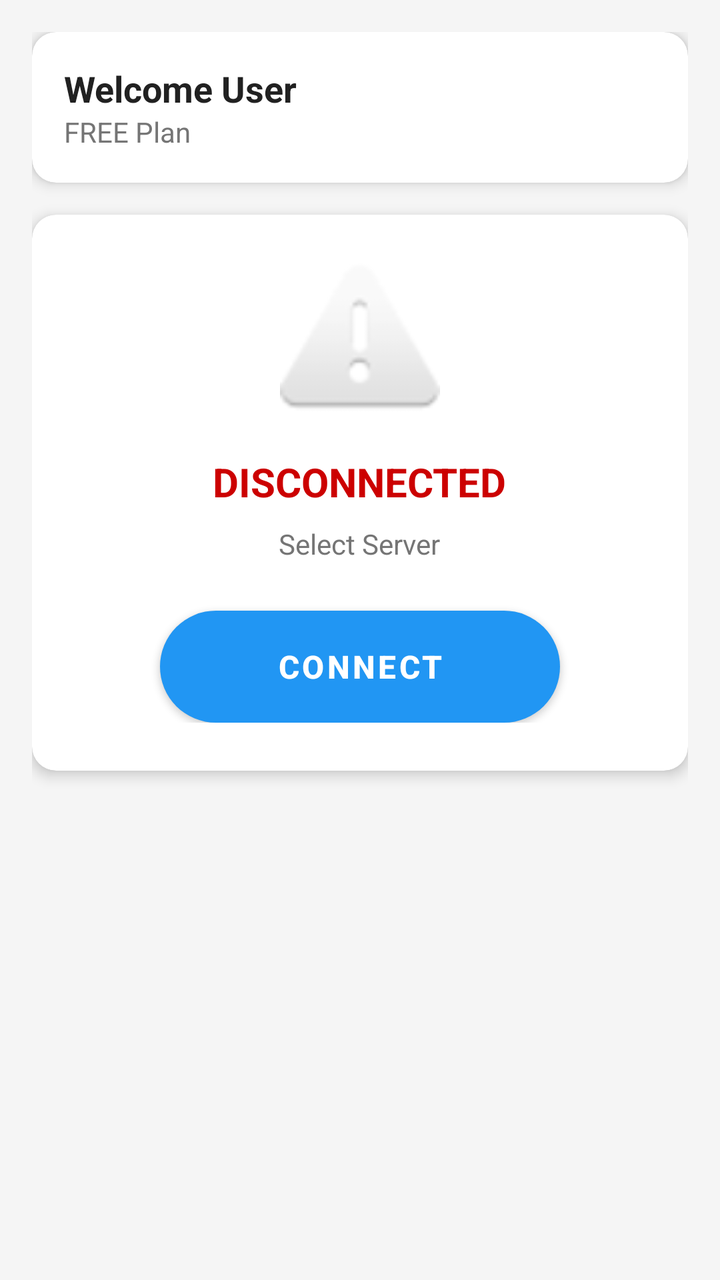
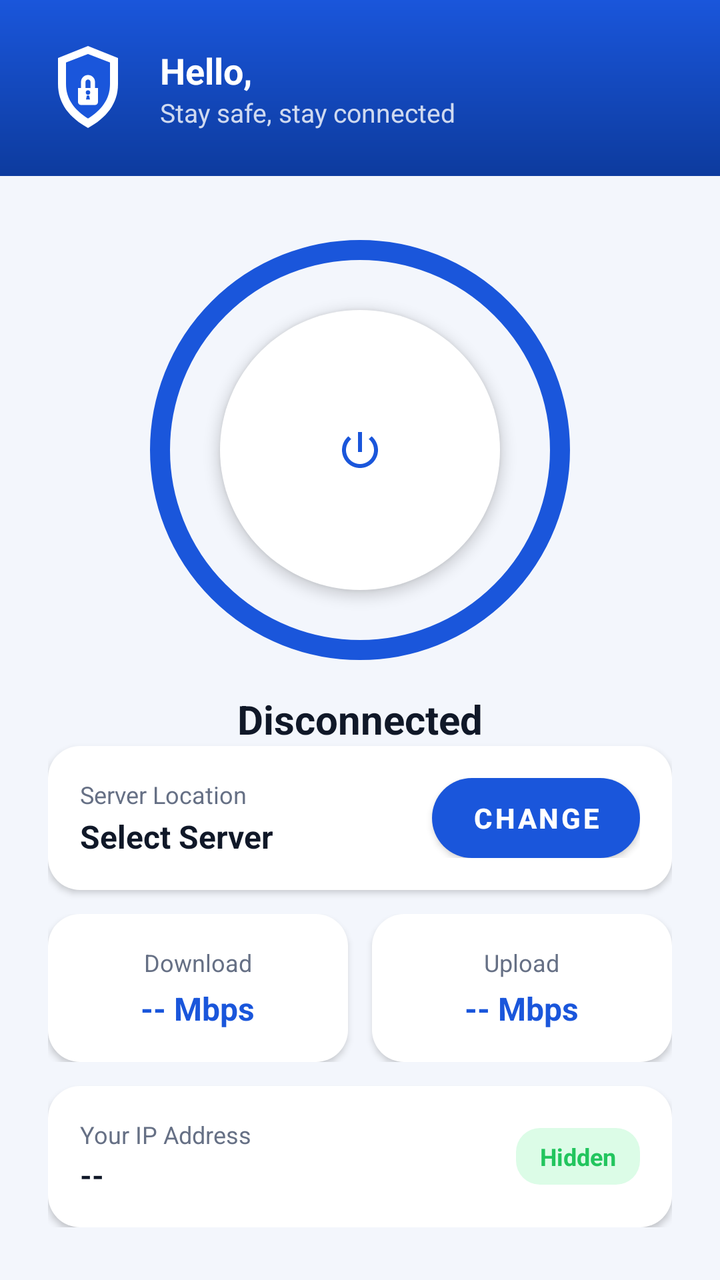

An Android layout rendered at two revisions. The XML below is the earlier revision; the diff shows what the commit changed to produce the second picture.
<!-- AndroidManifest.xml: application theme AppTheme -->
<!-- res/layout/fragment_home.xml -->
<?xml version="1.0" encoding="utf-8"?>
<FrameLayout xmlns:android="http://schemas.android.com/apk/res/android"
    xmlns:app="http://schemas.android.com/apk/res-auto"
    android:layout_width="match_parent"
    android:layout_height="match_parent"
    android:background="@color/background">

    <ScrollView
        android:id="@+id/main_content"
        android:layout_width="match_parent"
        android:layout_height="match_parent">

        <LinearLayout
            android:layout_width="match_parent"
            android:layout_height="wrap_content"
            android:orientation="vertical"
            android:padding="16dp">

            
            <androidx.cardview.widget.CardView
                android:layout_width="match_parent"
                android:layout_height="wrap_content"
                android:layout_marginBottom="16dp"
                app:cardCornerRadius="12dp"
                app:cardElevation="4dp">

                <LinearLayout
                    android:layout_width="match_parent"
                    android:layout_height="wrap_content"
                    android:orientation="vertical"
                    android:padding="16dp">

                    <TextView
                        android:id="@+id/tv_user_name"
                        android:layout_width="wrap_content"
                        android:layout_height="wrap_content"
                        android:text="Welcome User"
                        android:textSize="18sp"
                        android:textStyle="bold"
                        android:textColor="@color/text_primary" />

                    <TextView
                        android:id="@+id/tv_user_plan"
                        android:layout_width="wrap_content"
                        android:layout_height="wrap_content"
                        android:text="FREE Plan"
                        android:textSize="14sp"
                        android:textColor="@color/text_secondary" />

                </LinearLayout>

            </androidx.cardview.widget.CardView>

            
            <androidx.cardview.widget.CardView
                android:layout_width="match_parent"
                android:layout_height="wrap_content"
                android:layout_marginBottom="16dp"
                app:cardCornerRadius="12dp"
                app:cardElevation="4dp">

                <LinearLayout
                    android:id="@+id/connection_status_layout"
                    android:layout_width="match_parent"
                    android:layout_height="wrap_content"
                    android:orientation="vertical"
                    android:padding="24dp"
                    android:gravity="center">

                    
                    <FrameLayout
                        android:id="@+id/loading_container"
                        android:layout_width="120dp"
                        android:layout_height="120dp"
                        android:layout_marginBottom="16dp"
                        android:visibility="gone">

                        <ImageView
                            android:id="@+id/iv_loading_animation"
                            android:layout_width="match_parent"
                            android:layout_height="match_parent"
                            android:src="@drawable/loading_vpn_animation"
                            android:contentDescription="@string/loading_connection" />

                    </FrameLayout>

                    
                    <ImageView
                        android:id="@+id/iv_connection_icon"
                        android:layout_width="80dp"
                        android:layout_height="80dp"
                        android:src="@android:drawable/ic_dialog_alert"
                        android:layout_marginBottom="16dp" />

                    <TextView
                        android:id="@+id/tv_connection_status"
                        android:layout_width="wrap_content"
                        android:layout_height="wrap_content"
                        android:text="DISCONNECTED"
                        android:textSize="20sp"
                        android:textStyle="bold"
                        android:textColor="@android:color/holo_red_dark"
                        android:layout_marginBottom="8dp" />

                    <TextView
                        android:id="@+id/tv_current_server"
                        android:layout_width="wrap_content"
                        android:layout_height="wrap_content"
                        android:text="Select Server"
                        android:textSize="14sp"
                        android:textColor="@color/text_secondary"
                        android:layout_marginBottom="24dp" />

                    <Button
                        android:id="@+id/btn_connect"
                        android:layout_width="200dp"
                        android:layout_height="56dp"
                        android:text="CONNECT"
                        android:textSize="16sp"
                        android:textStyle="bold"
                        android:background="@drawable/button_connect"
                        android:textColor="@color/white" />

                </LinearLayout>

            </androidx.cardview.widget.CardView>

        </LinearLayout>

    </ScrollView>

    
    <include
        android:id="@+id/offline_layout"
        layout="@layout/layout_offline_state"
        android:layout_width="match_parent"
        android:layout_height="match_parent"
        android:visibility="gone" />

</FrameLayout>
<!-- res/layout/layout_offline_state.xml (included above) -->
<?xml version="1.0" encoding="utf-8"?>
<LinearLayout xmlns:android="http://schemas.android.com/apk/res/android"
    android:layout_width="match_parent"
    android:layout_height="match_parent"
    android:orientation="vertical"
    android:gravity="center"
    android:padding="32dp"
    android:background="@color/background">

    
    <ImageView
        android:layout_width="120dp"
        android:layout_height="120dp"
        android:src="@drawable/ic_wifi_off"
        android:tint="@color/text_secondary"
        android:alpha="0.6"
        android:layout_marginBottom="24dp"
        android:contentDescription="@string/no_internet" />

    
    <TextView
        android:layout_width="wrap_content"
        android:layout_height="wrap_content"
        android:text="@string/no_internet_connection"
        android:textSize="24sp"
        android:textStyle="bold"
        android:textColor="@color/text_primary"
        android:gravity="center"
        android:layout_marginBottom="12dp" />

    
    <TextView
        android:layout_width="match_parent"
        android:layout_height="wrap_content"
        android:text="@string/offline_message"
        android:textSize="16sp"
        android:textColor="@color/text_secondary"
        android:gravity="center"
        android:lineSpacingExtra="4dp"
        android:layout_marginBottom="32dp" />

    
    <Button
        android:id="@+id/btn_retry"
        android:layout_width="wrap_content"
        android:layout_height="48dp"
        android:text="@string/retry"
        android:textSize="16sp"
        android:textStyle="bold"
        android:background="@drawable/button_primary"
        android:textColor="@color/white"
        android:paddingHorizontal="32dp"
        android:drawableStart="@drawable/ic_refresh"
        android:drawablePadding="8dp" />

</LinearLayout>
<!-- resources referenced by this layout -->
<resources>
  <!-- drawable button_connect (drawable) -->
  <?xml version="1.0" encoding="utf-8"?>
  <selector xmlns:android="http://schemas.android.com/apk/res/android">
      
      <item android:state_pressed="true">
          <shape android:shape="rectangle">
              <solid android:color="@color/primary_dark" />
              <corners android:radius="28dp" />
          </shape>
      </item>
      
      <item>
          <shape android:shape="rectangle">
              <solid android:color="@color/status_connected" />
              <corners android:radius="28dp" />
          </shape>
      </item>
      
  </selector>
  <style name="AppTheme" parent="Theme.MaterialComponents.DayNight.DarkActionBar">
          <item name="colorPrimary">@color/primary</item>
          <item name="colorPrimaryDark">@color/primary_dark</item>
          <item name="colorAccent">@color/accent</item>
          <item name="android:windowBackground">@color/background</item>
      </style>
  <color name="primary_dark">#1976D2</color>
  <color name="status_connected">#4CAF50</color>
  <color name="accent">#FF5722</color>
  <!-- unchanged entries left out for length: 14 -->
</resources>

<!-- the commit's change to res/layout/fragment_home.xml (unified diff, before → after) -->
@@ -3,127 +3,312 @@
     xmlns:app="http://schemas.android.com/apk/res-auto"
     android:layout_width="match_parent"
     android:layout_height="match_parent"
-    android:background="@color/background">
+    android:background="@color/vpn_bg">
 
     <ScrollView
         android:id="@+id/main_content"
         android:layout_width="match_parent"
-        android:layout_height="match_parent">
+        android:layout_height="match_parent"
+        android:fillViewport="true">
 
         <LinearLayout
             android:layout_width="match_parent"
             android:layout_height="wrap_content"
-            android:orientation="vertical"
-            android:padding="16dp">
+            android:orientation="vertical">
 
             
-            <androidx.cardview.widget.CardView
+            <LinearLayout
                 android:layout_width="match_parent"
                 android:layout_height="wrap_content"
-                android:layout_marginBottom="16dp"
-                app:cardCornerRadius="12dp"
-                app:cardElevation="4dp">
+                android:background="@drawable/bg_gradient_blue"
+                android:orientation="vertical"
+                android:padding="20dp">
 
                 <LinearLayout
                     android:layout_width="match_parent"
                     android:layout_height="wrap_content"
-                    android:orientation="vertical"
-                    android:padding="16dp">
-
-                    <TextView
-                        android:id="@+id/tv_user_name"
-                        android:layout_width="wrap_content"
-                        android:layout_height="wrap_content"
-                        android:text="Welcome User"
-                        android:textSize="18sp"
-                        android:textStyle="bold"
-                        android:textColor="@color/text_primary" />
-
-                    <TextView
-                        android:id="@+id/tv_user_plan"
-                        android:layout_width="wrap_content"
-                        android:layout_height="wrap_content"
-                        android:text="FREE Plan"
-                        android:textSize="14sp"
-                        android:textColor="@color/text_secondary" />
+                    android:orientation="horizontal"
+                    android:gravity="center_vertical">
+
+                    <ImageView
+                        android:layout_width="48dp"
+                        android:layout_height="48dp"
+                        android:src="@drawable/ic_shield_logo"
+                        android:contentDescription="@string/app_name" />
+
+                    <LinearLayout
+                        android:layout_width="0dp"
+                        android:layout_height="wrap_content"
+                        android:layout_weight="1"
+                        android:layout_marginStart="12dp"
+                        android:orientation="vertical">
+
+                        <TextView
+                            android:id="@+id/tv_user_name"
+                            android:layout_width="wrap_content"
+                            android:layout_height="wrap_content"
+                            android:text="@string/hello_user"
+                            android:textSize="18sp"
+                            android:textStyle="bold"
+                            android:textColor="@color/white" />
+
+                        <TextView
+                            android:id="@+id/tv_user_plan"
+                            android:layout_width="wrap_content"
+                            android:layout_height="wrap_content"
+                            android:text="@string/stay_safe_connected"
+                            android:textSize="13sp"
+                            android:textColor="#CCFFFFFF" />
+
+                    </LinearLayout>
 
                 </LinearLayout>
 
-            </androidx.cardview.widget.CardView>
+            </LinearLayout>
 
             
-            <androidx.cardview.widget.CardView
+            <LinearLayout
+                android:id="@+id/connection_status_layout"
                 android:layout_width="match_parent"
                 android:layout_height="wrap_content"
-                android:layout_marginBottom="16dp"
-                app:cardCornerRadius="12dp"
-                app:cardElevation="4dp">
-
-                <LinearLayout
-                    android:id="@+id/connection_status_layout"
-                    android:layout_width="match_parent"
-                    android:layout_height="wrap_content"
-                    android:orientation="vertical"
-                    android:padding="24dp"
-                    android:gravity="center">
+                android:orientation="vertical"
+                android:gravity="center_horizontal"
+                android:padding="24dp">
+
+                
+                <FrameLayout
+                    android:layout_width="210dp"
+                    android:layout_height="210dp"
+                    android:layout_marginTop="8dp"
+                    android:layout_marginBottom="16dp">
+
+                    <ImageView
+                        android:id="@+id/iv_connect_ring"
+                        android:layout_width="match_parent"
+                        android:layout_height="match_parent"
+                        android:src="@drawable/ring_connect_idle"
+                        android:contentDescription="@string/connection_status" />
+
+                    <ImageButton
+                        android:id="@+id/btn_connect"
+                        android:layout_width="140dp"
+                        android:layout_height="140dp"
+                        android:layout_gravity="center"
+                        android:background="@drawable/circle_fill_white"
+                        android:src="@drawable/ic_power"
+                        android:contentDescription="@string/tap_to_connect"
+                        android:tint="@color/vpn_blue"
+                        android:elevation="4dp" />
 
                     
                     <FrameLayout
                         android:id="@+id/loading_container"
-                        android:layout_width="120dp"
-                        android:layout_height="120dp"
-                        android:layout_marginBottom="16dp"
-                        android:visibility="gone">
+                        android:layout_width="match_parent"
+                        android:layout_height="match_parent"
+                        android:visibility="gone"
+                        android:background="#B3FFFFFF">
 
                         <ImageView
                             android:id="@+id/iv_loading_animation"
-                            android:layout_width="match_parent"
-                            android:layout_height="match_parent"
+                            android:layout_width="96dp"
+                            android:layout_height="96dp"
+                            android:layout_gravity="center"
                             android:src="@drawable/loading_vpn_animation"
                             android:contentDescription="@string/loading_connection" />
 
                     </FrameLayout>
 
-                    
-                    <ImageView
-                        android:id="@+id/iv_connection_icon"
-                        android:layout_width="80dp"
-                        android:layout_height="80dp"
-                        android:src="@android:drawable/ic_dialog_alert"
-                        android:layout_marginBottom="16dp" />
+                </FrameLayout>
+
+                <TextView
+                    android:id="@+id/tv_connection_status"
+                    android:layout_width="wrap_content"
+                    android:layout_height="wrap_content"
+                    android:text="@string/disconnected"
+                    android:textSize="20sp"
+                    android:textStyle="bold"
+                    android:textColor="@color/vpn_text_primary" />
+
+                <TextView
+                    android:id="@+id/tv_connection_timer"
+                    android:layout_width="wrap_content"
+                    android:layout_height="wrap_content"
+                    android:text="00:00:00"
+                    android:textSize="14sp"
+                    android:textColor="@color/vpn_text_secondary"
+                    android:visibility="gone"
+                    android:layout_marginTop="4dp"
+                    android:layout_marginBottom="16dp" />
+
+                
+                <LinearLayout
+                    android:layout_width="match_parent"
+                    android:layout_height="wrap_content"
+                    android:background="@drawable/card_rounded_16"
+                    android:orientation="horizontal"
+                    android:gravity="center_vertical"
+                    android:padding="16dp"
+                    android:elevation="2dp"
+                    android:layout_marginBottom="12dp">
+
+                    <LinearLayout
+                        android:layout_width="0dp"
+                        android:layout_height="wrap_content"
+                        android:layout_weight="1"
+                        android:orientation="vertical">
+
+                        <TextView
+                            android:layout_width="wrap_content"
+                            android:layout_height="wrap_content"
+                            android:text="@string/server_location"
+                            android:textSize="12sp"
+                            android:textColor="@color/vpn_text_secondary" />
+
+                        <TextView
+                            android:id="@+id/tv_current_server"
+                            android:layout_width="wrap_content"
+                            android:layout_height="wrap_content"
+                            android:text="@string/select_server"
+                            android:textSize="16sp"
+                            android:textStyle="bold"
+                            android:textColor="@color/vpn_text_primary"
+                            android:layout_marginTop="2dp" />
+
+                    </LinearLayout>
+
+                    <Button
+                        android:id="@+id/btn_change_server"
+                        android:layout_width="wrap_content"
+                        android:layout_height="40dp"
+                        android:minWidth="0dp"
+                        android:paddingHorizontal="20dp"
+                        android:text="@string/change"
+                        android:textSize="14sp"
+                        android:textStyle="bold"
+                        android:textColor="@color/white"
+                        android:background="@drawable/btn_pill_primary" />
+
+                </LinearLayout>
+
+                
+                <LinearLayout
+                    android:layout_width="match_parent"
+                    android:layout_height="wrap_content"
+                    android:orientation="horizontal"
+                    android:layout_marginBottom="12dp">
+
+                    <LinearLayout
+                        android:layout_width="0dp"
+                        android:layout_height="wrap_content"
+                        android:layout_weight="1"
+                        android:background="@drawable/card_rounded_16"
+                        android:orientation="vertical"
+                        android:gravity="center"
+                        android:padding="16dp"
+                        android:elevation="2dp"
+                        android:layout_marginEnd="6dp">
+
+                        <TextView
+                            android:layout_width="wrap_content"
+                            android:layout_height="wrap_content"
+                            android:text="@string/download"
+                            android:textSize="12sp"
+                            android:textColor="@color/vpn_text_secondary" />
+
+                        <TextView
+                            android:id="@+id/tv_download_speed"
+                            android:layout_width="wrap_content"
+                            android:layout_height="wrap_content"
+                            android:text="-- Mbps"
+                            android:textSize="16sp"
+                            android:textStyle="bold"
+                            android:textColor="@color/vpn_blue"
+                            android:layout_marginTop="4dp" />
+
+                    </LinearLayout>
+
+                    <LinearLayout
+                        android:layout_width="0dp"
+                        android:layout_height="wrap_content"
+                        android:layout_weight="1"
+                        android:background="@drawable/card_rounded_16"
+                        android:orientation="vertical"
+                        android:gravity="center"
+                        android:padding="16dp"
+                        android:elevation="2dp"
+                        android:layout_marginStart="6dp">
+
+                        <TextView
+                            android:layout_width="wrap_content"
+                            android:layout_height="wrap_content"
+                            android:text="@string/upload"
+                            android:textSize="12sp"
+                            android:textColor="@color/vpn_text_secondary" />
+
+                        <TextView
+                            android:id="@+id/tv_upload_speed"
+                            android:layout_width="wrap_content"
+                            android:layout_height="wrap_content"
+                            android:text="-- Mbps"
+                            android:textSize="16sp"
+                            android:textStyle="bold"
+                            android:textColor="@color/vpn_blue"
+                            android:layout_marginTop="4dp" />
+
+                    </LinearLayout>
+
+                </LinearLayout>
+
+                
+                <LinearLayout
+                    android:layout_width="match_parent"
+                    android:layout_height="wrap_content"
+                    android:background="@drawable/card_rounded_16"
+                    android:orientation="horizontal"
+                    android:gravity="center_vertical"
+                    android:padding="16dp"
+                    android:elevation="2dp">
+
+                    <LinearLayout
+                        android:layout_width="0dp"
+                        android:layout_height="wrap_content"
+                        android:layout_weight="1"
+                        android:orientation="vertical">
+
+                        <TextView
+                            android:layout_width="wrap_content"
+                            android:layout_height="wrap_content"
+                            android:text="@string/your_ip_address"
+                            android:textSize="12sp"
+                            android:textColor="@color/vpn_text_secondary" />
+
+                        <TextView
+                            android:id="@+id/tv_ip_address"
+                            android:layout_width="wrap_content"
+                            android:layout_height="wrap_content"
+                            android:text="--"
+                            android:textSize="15sp"
+                            android:textStyle="bold"
+                            android:textColor="@color/vpn_text_primary"
+                            android:layout_marginTop="2dp" />
+
+                    </LinearLayout>
 
                     <TextView
-                        android:id="@+id/tv_connection_status"
+                        android:id="@+id/tv_ip_hidden"
                         android:layout_width="wrap_content"
                         android:layout_height="wrap_content"
-                        android:text="DISCONNECTED"
-                        android:textSize="20sp"
+                        android:background="@drawable/badge_hidden_bg"
+                        android:paddingHorizontal="12dp"
+                        android:paddingVertical="6dp"
+                        android:text="@string/hidden"
+                        android:textSize="12sp"
                         android:textStyle="bold"
-                        android:textColor="@android:color/holo_red_dark"
-                        android:layout_marginBottom="8dp" />
-
-                    <TextView
-                        android:id="@+id/tv_current_server"
-                        android:layout_width="wrap_content"
-                        android:layout_height="wrap_content"
-                        android:text="Select Server"
-                        android:textSize="14sp"
-                        android:textColor="@color/text_secondary"
-                        android:layout_marginBottom="24dp" />
-
-                    <Button
-                        android:id="@+id/btn_connect"
-                        android:layout_width="200dp"
-                        android:layout_height="56dp"
-                        android:text="CONNECT"
-                        android:textSize="16sp"
-                        android:textStyle="bold"
-                        android:background="@drawable/button_connect"
-                        android:textColor="@color/white" />
+                        android:textColor="@color/vpn_green" />
 
                 </LinearLayout>
 
-            </androidx.cardview.widget.CardView>
+            </LinearLayout>
 
         </LinearLayout>
 
<!-- resource entries referenced after the edit -->
@@ -1,33 +1,118 @@
 <!-- resources referenced by this layout -->
 <resources>
-  <!-- drawable button_connect (drawable) -->
+  <color name="vpn_bg">#f3f6fc</color>
+  <color name="vpn_blue">#1a56db</color>
+  <color name="vpn_green">#22c55e</color>
+  <color name="vpn_text_primary">#101828</color>
+  <color name="vpn_text_secondary">#667085</color>
+  <!-- drawable badge_hidden_bg (drawable) -->
   <?xml version="1.0" encoding="utf-8"?>
-  <selector xmlns:android="http://schemas.android.com/apk/res/android">
+  <shape xmlns:android="http://schemas.android.com/apk/res/android"
+      android:shape="rectangle">
+      <solid android:color="@color/vpn_green_light" />
+      <corners android:radius="12dp" />
+  </shape>
+  <!-- drawable bg_gradient_blue (drawable) -->
+  <?xml version="1.0" encoding="utf-8"?>
+  <shape xmlns:android="http://schemas.android.com/apk/res/android"
+      android:shape="rectangle">
+      <gradient
+          android:angle="270"
+          android:startColor="@color/vpn_blue"
+          android:endColor="@color/vpn_blue_dark" />
+  </shape>
+  <!-- drawable btn_pill_primary (drawable) -->
+  <?xml version="1.0" encoding="utf-8"?>
+  <shape xmlns:android="http://schemas.android.com/apk/res/android"
+      android:shape="rectangle">
+      <solid android:color="@color/vpn_blue" />
+      <corners android:radius="28dp" />
+  </shape>
+  <!-- drawable card_rounded_16 (drawable) -->
+  <?xml version="1.0" encoding="utf-8"?>
+  <shape xmlns:android="http://schemas.android.com/apk/res/android"
+      android:shape="rectangle">
+      <solid android:color="@color/white" />
+      <corners android:radius="16dp" />
+  </shape>
+  <!-- drawable circle_fill_white (drawable) -->
+  <?xml version="1.0" encoding="utf-8"?>
+  <shape xmlns:android="http://schemas.android.com/apk/res/android"
+      android:shape="oval">
+      <solid android:color="@color/white" />
+  </shape>
+  <!-- drawable ic_power (drawable) -->
+  <vector xmlns:android="http://schemas.android.com/apk/res/android"
+      android:width="24dp"
+      android:height="24dp"
+      android:viewportWidth="24"
+      android:viewportHeight="24">
+      <path
+          android:fillColor="#FF000000"
+          android:pathData="M13,3h-2v10h2V3zM17.83,5.17l-1.42,1.42C17.99,7.86 19,9.81 19,12c0,3.87 -3.13,7 -7,7s-7,-3.13 -7,-7c0,-2.19 1.01,-4.14 2.58,-5.42L6.17,5.17C4.23,6.82 3,9.26 3,12c0,4.97 4.03,9 9,9s9,-4.03 9,-9c0,-2.74 -1.23,-5.18 -3.17,-6.83z" />
+  </vector>
+  <!-- drawable ic_shield_logo (drawable) -->
+  <vector xmlns:android="http://schemas.android.com/apk/res/android"
+      android:width="96dp"
+      android:height="96dp"
+      android:viewportWidth="96"
+      android:viewportHeight="96">
       
-      <item android:state_pressed="true">
-          <shape android:shape="rectangle">
-              <solid android:color="@color/primary_dark" />
-              <corners android:radius="28dp" />
-          </shape>
-      </item>
+      <path
+          android:fillColor="#FFFFFFFF"
+          android:pathData="M48,6 L78,18 V44 C78,64 66,78 48,88 C30,78 18,64 18,44 V18 Z" />
       
-      <item>
-          <shape android:shape="rectangle">
-              <solid android:color="@color/status_connected" />
-              <corners android:radius="28dp" />
-          </shape>
-      </item>
+      <path
+          android:fillColor="#FF1a56db"
+          android:pathData="M48,14 L70,22.5 V44 C70,59.5 61,70.5 48,78.5 C35,70.5 26,59.5 26,44 V22.5 Z" />
       
-  </selector>
-  <style name="AppTheme" parent="Theme.MaterialComponents.DayNight.DarkActionBar">
-          <item name="colorPrimary">@color/primary</item>
-          <item name="colorPrimaryDark">@color/primary_dark</item>
-          <item name="colorAccent">@color/accent</item>
-          <item name="android:windowBackground">@color/background</item>
+      <path
+          android:fillColor="#FFFFFFFF"
+          android:pathData="M41,48 V42 c0,-3.9 3.1,-7 7,-7 s7,3.1 7,7 v6 h-4.5 V42 c0,-1.4 -1.1,-2.5 -2.5,-2.5 s-2.5,1.1 -2.5,2.5 v6 Z" />
+      
+      <path
+          android:fillColor="#FFFFFFFF"
+          android:pathData="M38,48 h20 v14 c0,1.7 -1.3,3 -3,3 H41 c-1.7,0 -3,-1.3 -3,-3 Z" />
+      
+      <path
+          android:fillColor="#FF1a56db"
+          android:pathData="M48,52.5 m-2.2,0 a2.2,2.2 0 1,1 4.4,0 a2.2,2.2 0 1,1 -4.4,0 M46.9,55.5 h2.2 l0.9,4 h-4 Z" />
+  </vector>
+  <!-- drawable ring_connect_idle (drawable) -->
+  <?xml version="1.0" encoding="utf-8"?>
+  <shape xmlns:android="http://schemas.android.com/apk/res/android"
+      android:shape="oval">
+      <solid android:color="@android:color/transparent" />
+      <stroke
+          android:width="10dp"
+          android:color="@color/vpn_blue" />
+  </shape>
+  <string name="app_name">Monetize VPN</string>
+  <string name="change">Change</string>
+  <string name="connection_status">Connection status</string>
+  <string name="disconnected">Disconnected</string>
+  <string name="download">Download</string>
+  <string name="hello_user">Hello,</string>
+  <string name="hidden">Hidden</string>
+  <string name="select_server">Select Server</string>
+  <string name="server_location">Server Location</string>
+  <string name="stay_safe_connected">Stay safe, stay connected</string>
+  <string name="tap_to_connect">Tap to connect</string>
+  <string name="upload">Upload</string>
+  <string name="your_ip_address">Your IP Address</string>
+  <style name="AppTheme" parent="Theme.MaterialComponents.Light.NoActionBar">
+          <item name="colorPrimary">@color/vpn_blue</item>
+          <item name="colorPrimaryVariant">@color/vpn_blue_dark</item>
+          <item name="colorPrimaryDark">@color/vpn_blue_dark</item>
+          <item name="colorAccent">@color/vpn_blue</item>
+          <item name="colorSecondary">@color/vpn_green</item>
+          <item name="android:statusBarColor">@color/vpn_blue_dark</item>
+          <item name="android:navigationBarColor">@color/white</item>
+          <item name="android:windowBackground">@color/vpn_bg</item>
+          <item name="android:windowLightStatusBar">false</item>
       </style>
-  <color name="primary_dark">#1976D2</color>
-  <color name="status_connected">#4CAF50</color>
-  <color name="accent">#FF5722</color>
+  <color name="vpn_green_light">#dcfce7</color>
+  <color name="vpn_blue_dark">#0d3b9e</color>
   <!-- unchanged entries left out for length: 14 -->
 </resources>
 
